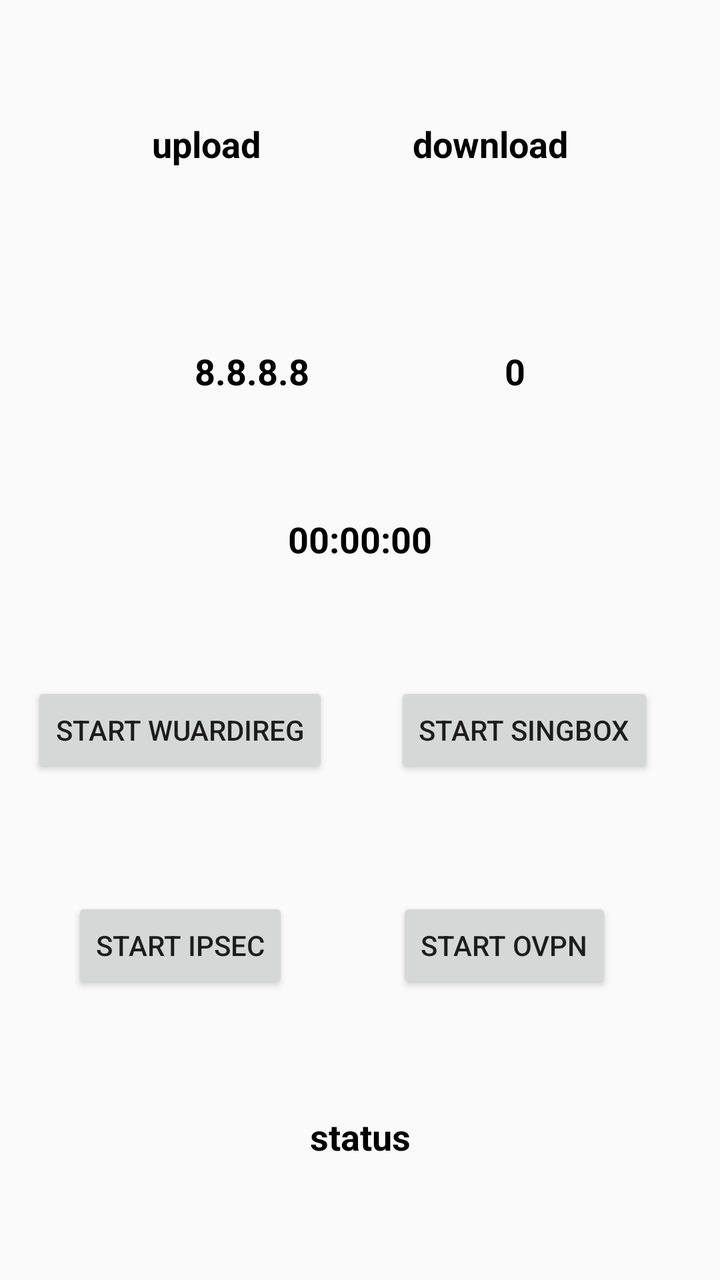
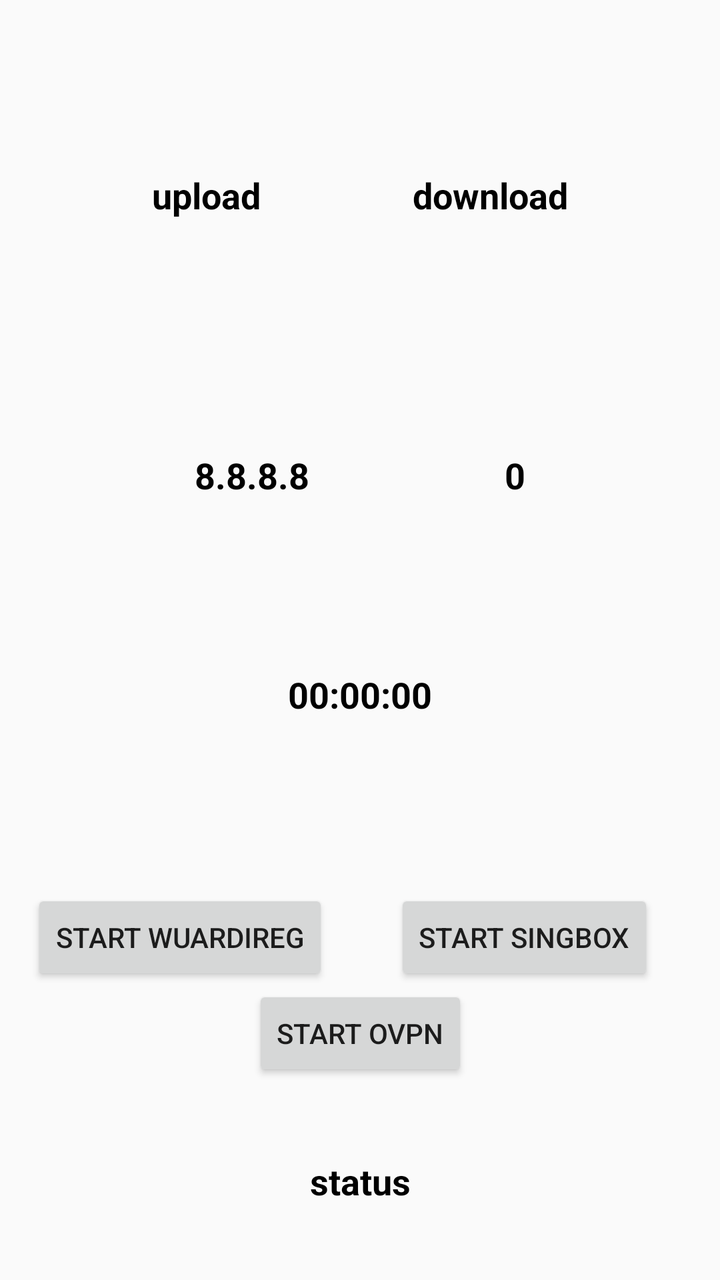

Screens rendered from an Android XML layout before and after an edit, with the pre-edit source and the edit as a unified diff.
<!-- AndroidManifest.xml: application theme Theme.VPNSDK -->
<!-- res/layout/activity_main.xml -->
<?xml version="1.0" encoding="utf-8"?>
<androidx.constraintlayout.widget.ConstraintLayout xmlns:android="http://schemas.android.com/apk/res/android"
    xmlns:app="http://schemas.android.com/apk/res-auto"
    xmlns:tools="http://schemas.android.com/tools"
    android:layout_width="match_parent"
    android:layout_height="match_parent"
    tools:context=".MainActivityPro">

    <TextView
        android:textColor="@color/black"
        android:textSize="18sp"
        android:textStyle="bold"
        android:id="@+id/uploadText"
        android:layout_width="wrap_content"
        android:layout_height="wrap_content"
        android:text="upload"
        app:layout_constraintBottom_toBottomOf="@+id/downloadText"
        app:layout_constraintEnd_toStartOf="@+id/downloadText"
        app:layout_constraintStart_toStartOf="parent"
        app:layout_constraintTop_toTopOf="@+id/downloadText" />

    <TextView
        android:id="@+id/downloadText"
        android:layout_width="wrap_content"
        android:layout_height="wrap_content"
        android:text="download"
        android:textColor="@color/black"
        android:textSize="18sp"
        android:textStyle="bold"
        app:layout_constraintBottom_toTopOf="@+id/ipText"
        app:layout_constraintEnd_toEndOf="parent"
        app:layout_constraintStart_toEndOf="@+id/uploadText"
        app:layout_constraintTop_toTopOf="parent" />

    <TextView
        android:id="@+id/ipText"
        android:layout_width="wrap_content"
        android:layout_height="wrap_content"
        android:layout_marginTop="30dp"
        android:text="8.8.8.8"
        android:textColor="@color/black"
        app:layout_constraintEnd_toEndOf="parent"
        android:textSize="18sp"
        android:textStyle="bold"
        app:layout_constraintBottom_toTopOf="@+id/timerText"
        app:layout_constraintEnd_toStartOf="@+id/pingTv"
        app:layout_constraintStart_toStartOf="parent"
        app:layout_constraintTop_toBottomOf="@+id/downloadText" />

    <TextView
        android:id="@+id/pingTv"
        android:layout_width="wrap_content"
        android:layout_height="wrap_content"

        android:text="0"
        app:layout_constraintBottom_toBottomOf="@+id/ipText"
        android:textColor="@color/black"
        android:textSize="18sp"
        android:textStyle="bold"
        app:layout_constraintEnd_toEndOf="parent"
        app:layout_constraintStart_toEndOf="@+id/ipText"
        app:layout_constraintTop_toTopOf="@+id/ipText" />


    <TextView
        android:id="@+id/timerText"
        android:layout_width="wrap_content"
        android:layout_height="wrap_content"
        android:text="00:00:00"
        android:textColor="@color/black"
        android:textSize="18sp"
        android:textStyle="bold"
        app:layout_constraintBottom_toTopOf="@+id/buttonWireguard"
        app:layout_constraintEnd_toEndOf="parent"
        app:layout_constraintStart_toStartOf="parent"
        app:layout_constraintTop_toBottomOf="@id/pingTv" />
    <Button
        android:id="@+id/buttonWireguard"
        android:layout_width="wrap_content"
        android:layout_height="wrap_content"
        android:text="Start Wuardireg"
        app:layout_constraintBottom_toTopOf="@+id/buttonIpSec"
        app:layout_constraintEnd_toStartOf="@id/button2"
        app:layout_constraintStart_toStartOf="parent"
        app:layout_constraintTop_toBottomOf="@+id/timerText" />

    <Button
        android:id="@+id/buttonSingbox"
        android:layout_width="wrap_content"
        android:layout_height="wrap_content"
        android:text="Start Singbox"
        app:layout_constraintBottom_toBottomOf="@+id/buttonWireguard"
        app:layout_constraintEnd_toEndOf="parent"
        app:layout_constraintStart_toEndOf="@+id/buttonWireguard"
        app:layout_constraintTop_toTopOf="@+id/buttonWireguard" />

    <Button
        android:id="@+id/buttonIpSec"
        android:layout_width="wrap_content"
        android:layout_height="wrap_content"
        android:text="Start IpSec"
        app:layout_constraintBottom_toTopOf="@+id/connectionStatus"
        app:layout_constraintEnd_toStartOf="@id/button2"
        app:layout_constraintStart_toStartOf="parent"
        app:layout_constraintTop_toBottomOf="@+id/buttonWireguard" />


    <Button
        android:id="@+id/buttonOvpn"
        android:layout_width="wrap_content"
        android:layout_height="wrap_content"
        android:text="Start OVpn"
        app:layout_constraintBottom_toBottomOf="@+id/buttonIpSec"
        app:layout_constraintEnd_toEndOf="parent"
        app:layout_constraintStart_toEndOf="@+id/buttonIpSec"
        app:layout_constraintTop_toTopOf="@+id/buttonIpSec" />

    <TextView
        android:textColor="@color/black"
        android:textSize="18sp"
        android:textStyle="bold"
        android:id="@+id/connectionStatus"
        android:layout_width="wrap_content"
        android:layout_height="wrap_content"
        android:text="status"
        app:layout_constraintBottom_toTopOf="@+id/button2"
        app:layout_constraintEnd_toEndOf="parent"
        app:layout_constraintStart_toStartOf="parent"
        app:layout_constraintTop_toBottomOf="@+id/buttonIpSec" />

    <Button
        android:id="@+id/button2"
        android:layout_width="wrap_content"
        android:layout_height="wrap_content"
        android:text="Stop"
        android:visibility="gone"
        app:layout_constraintBottom_toBottomOf="parent"
        app:layout_constraintEnd_toEndOf="parent"
        app:layout_constraintStart_toStartOf="parent"
        app:layout_constraintTop_toBottomOf="@+id/connectionStatus" />

</androidx.constraintlayout.widget.ConstraintLayout>
<!-- resources referenced by this layout -->
<resources>
  <color name="black">#FF000000</color>
  <style name="Theme.VPNSDK" parent="@style/Theme.AppCompat.DayNight.NoActionBar" />
</resources>

<!-- the commit's change to res/layout/activity_main.xml (unified diff, before → after) -->
@@ -99,6 +99,7 @@
         android:layout_width="wrap_content"
         android:layout_height="wrap_content"
         android:text="Start IpSec"
+        android:visibility="gone"
         app:layout_constraintBottom_toTopOf="@+id/connectionStatus"
         app:layout_constraintEnd_toStartOf="@id/button2"
         app:layout_constraintStart_toStartOf="parent"
@@ -112,8 +113,8 @@
         android:text="Start OVpn"
         app:layout_constraintBottom_toBottomOf="@+id/buttonIpSec"
         app:layout_constraintEnd_toEndOf="parent"
-        app:layout_constraintStart_toEndOf="@+id/buttonIpSec"
-        app:layout_constraintTop_toTopOf="@+id/buttonIpSec" />
+        app:layout_constraintStart_toStartOf="parent"
+        app:layout_constraintTop_toBottomOf="@+id/buttonSingbox" />
 
     <TextView
         android:textColor="@color/black"
@@ -126,7 +127,7 @@
         app:layout_constraintBottom_toTopOf="@+id/button2"
         app:layout_constraintEnd_toEndOf="parent"
         app:layout_constraintStart_toStartOf="parent"
-        app:layout_constraintTop_toBottomOf="@+id/buttonIpSec" />
+        app:layout_constraintTop_toBottomOf="@+id/buttonOvpn" />
 
     <Button
         android:id="@+id/button2"
